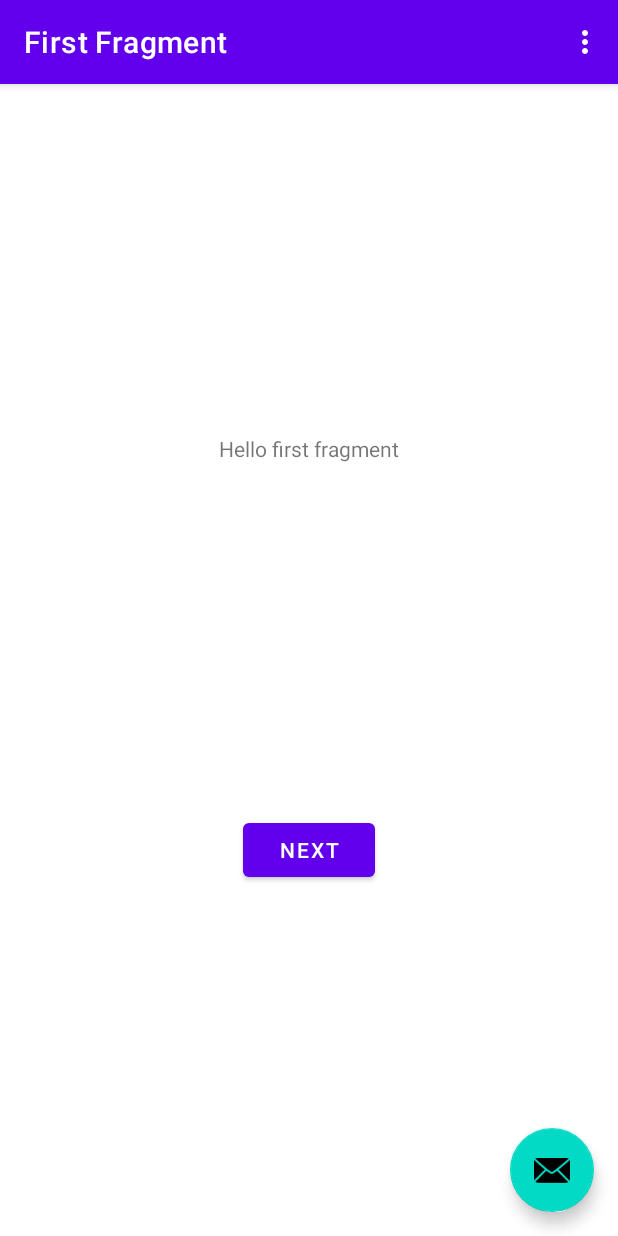
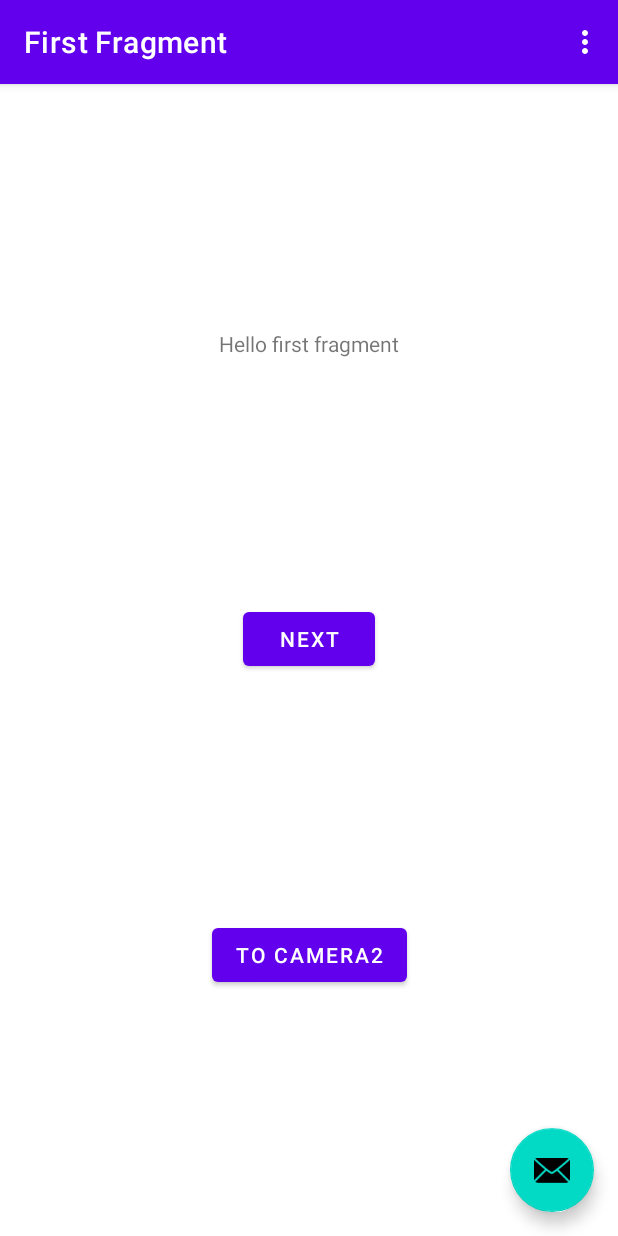
Before and after one commit to suke-shun-kato/experiment_android, an Android app: the screen it shows after launch (MainActivity), on a phone screen of 412 x 824 dp. Run offline under Robolectric (Android 15) with nearby library versions, the phone set to English and light mode, and no system bars; our stand-ins replace navigation-ui.

Commit message:
Camera2Activity導入: まずはActivityを作成

```diff
--- a/app/src/main/java/xyz/goodistory/xxperiment_android/FirstFragment.kt
+++ b/app/src/main/java/xyz/goodistory/xxperiment_android/FirstFragment.kt
@@ -1,5 +1,6 @@
 package xyz.goodistory.xxperiment_android
 
+import android.content.Intent
 import android.os.Bundle
 import androidx.fragment.app.Fragment
 import android.view.LayoutInflater
@@ -35,6 +36,11 @@ class FirstFragment : Fragment() {
         binding.buttonFirst.setOnClickListener {
             findNavController().navigate(R.id.action_FirstFragment_to_SecondFragment)
         }
+
+        // Camera2Activity を起動
+        binding.buttonCamera2.setOnClickListener {
+            startActivity(Intent(context, Camera2Activity::class.java))
+        }
     }
 
     override fun onDestroyView() {
--- a/app/src/main/res/layout/fragment_first.xml
+++ b/app/src/main/res/layout/fragment_first.xml
@@ -21,8 +21,19 @@
         android:layout_width="wrap_content"
         android:layout_height="wrap_content"
         android:text="@string/next"
+        app:layout_constraintBottom_toBottomOf="@id/button_camera2"
+        app:layout_constraintEnd_toEndOf="parent"
+        app:layout_constraintStart_toStartOf="parent"
+        app:layout_constraintTop_toBottomOf="@id/textview_first" />
+
+    <Button
+        android:id="@+id/button_camera2"
+        android:layout_width="wrap_content"
+        android:layout_height="wrap_content"
+        android:text="@string/camera2"
         app:layout_constraintBottom_toBottomOf="parent"
         app:layout_constraintEnd_toEndOf="parent"
         app:layout_constraintStart_toStartOf="parent"
-        app:layout_constraintTop_toBottomOf="@id/textview_first" />
+        app:layout_constraintTop_toBottomOf="@id/button_first" />
+
 </androidx.constraintlayout.widget.ConstraintLayout>
--- a/app/src/main/res/values/strings.xml
+++ b/app/src/main/res/values/strings.xml
@@ -5,8 +5,10 @@
     <string name="first_fragment_label">First Fragment</string>
     <string name="second_fragment_label">Second Fragment</string>
     <string name="next">Next</string>
+    <string name="camera2">To Camera2</string>
     <string name="previous">Previous</string>
 
     <string name="hello_first_fragment">Hello first fragment</string>
     <string name="hello_second_fragment">Hello second fragment. Arg: %1$s</string>
+    <string name="title_activity_camera2">Camera2Activity</string>
 </resources>
```
Also changed, not shown: app/src/main/AndroidManifest.xml (+8 -0 lines), app/src/main/java/xyz/goodistory/xxperiment_android/Camera2Activity.kt (added, +23 -0 lines), app/src/main/res/layout/activity_camera2.xml (added, +20 -0 lines).
